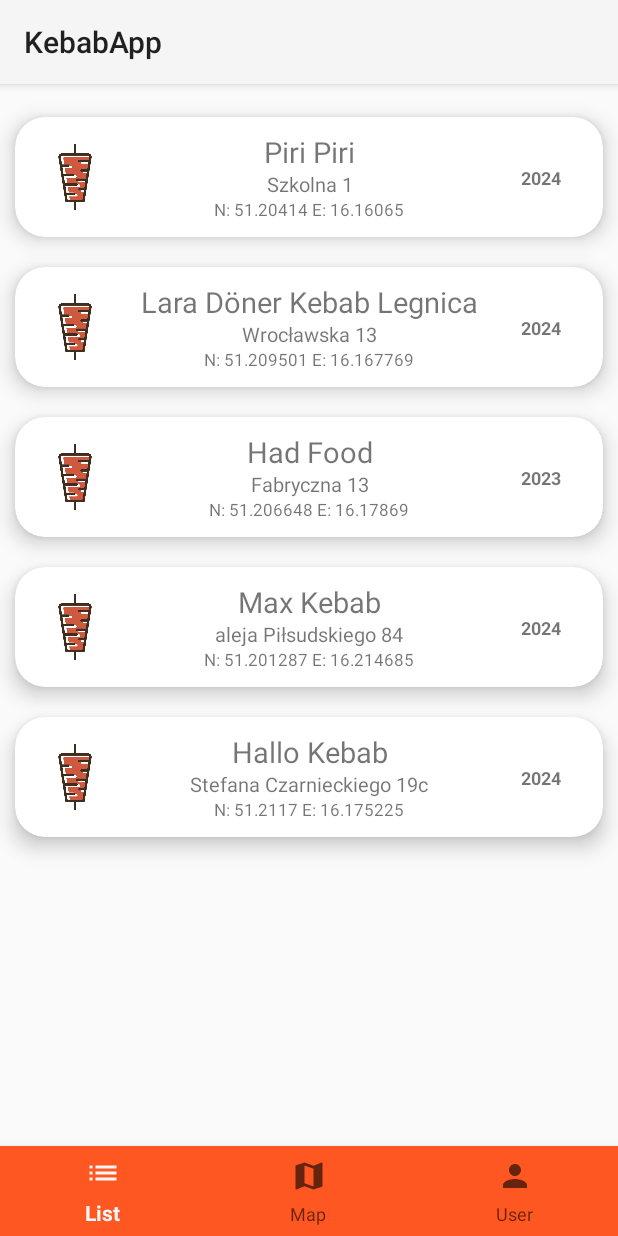
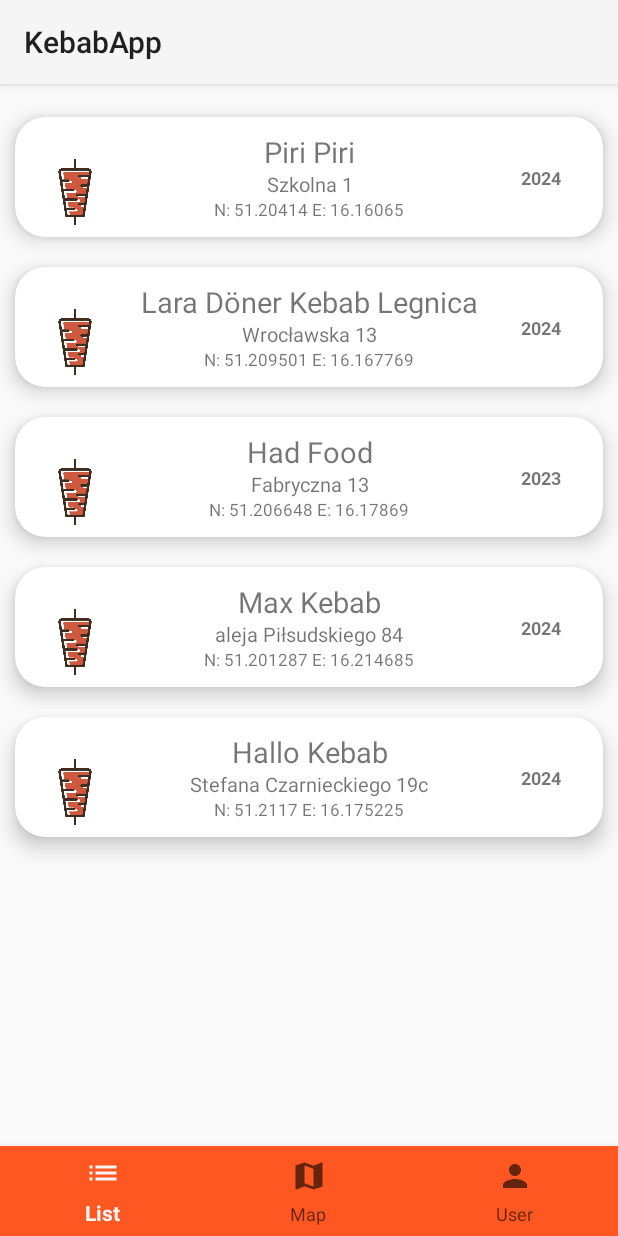
Before and after one commit to sam21401/Kebab-Map-App, an Android app built with Jetpack Compose: the KebabListFragment screen opened through its navigation route, on a phone screen of 412 x 824 dp. Run offline under Robolectric (Android 15) with nearby library versions, the phone set to English and light mode, and no system bars; our stand-ins replace navigation-ui.

Commit message:
cleanup v2

```diff
--- a/app/src/main/res/layout/item_layout.xml
+++ b/app/src/main/res/layout/item_layout.xml
@@ -22,15 +22,13 @@
             android:scaleType="fitXY"
             android:src="@drawable/ic_kebab_marker"
             app:layout_constraintBottom_toBottomOf="parent"
-            app:layout_constraintStart_toStartOf="parent"
-            app:layout_constraintTop_toTopOf="parent" />
+            app:layout_constraintStart_toStartOf="parent" />
 
         <TextView
             android:id="@+id/kebab_name"
             android:layout_width="wrap_content"
             android:layout_height="wrap_content"
             android:gravity="center_vertical|center_horizontal"
-            android:text="TextView"
             android:textSize="19sp"
             app:layout_constraintBottom_toBottomOf="parent"
             app:layout_constraintEnd_toEndOf="parent"
@@ -43,7 +41,6 @@
             android:layout_width="wrap_content"
             android:layout_height="wrap_content"
             android:gravity="center_vertical|center_horizontal"
-            android:text="TextView"
             android:textSize="13sp"
             app:layout_constraintBottom_toBottomOf="parent"
             app:layout_constraintEnd_toEndOf="parent"
@@ -57,7 +54,6 @@
             android:layout_width="wrap_content"
             android:layout_height="wrap_content"
             android:gravity="center_vertical|center_horizontal"
-            android:text="TextView"
             android:textSize="11sp"
             app:layout_constraintBottom_toBottomOf="parent"
             app:layout_constraintEnd_toEndOf="parent"
@@ -70,7 +66,6 @@
             android:layout_width="wrap_content"
             android:layout_height="wrap_content"
             android:gravity="center_vertical|center_horizontal"
-            android:text="TextView"
             android:textSize="12sp"
             android:textStyle="bold"
             app:layout_constraintBottom_toBottomOf="parent"
--- a/app/src/main/res/values/strings.xml
+++ b/app/src/main/res/values/strings.xml
@@ -4,7 +4,7 @@
     <string name="login_button_text">Log In</string>
     <string name="no_login_button_text">Continue Without Log In</string>
     <string name="kebabapplogo">KebabAppLogo</string>
-
+    <string name="kebab_logo">Kebab Logo</string>
     <!-- Strings used for fragments for navigation -->
     <string name="first_fragment_label">First Fragment</string>
     <string name="second_fragment_label">Second Fragment</string>
```
